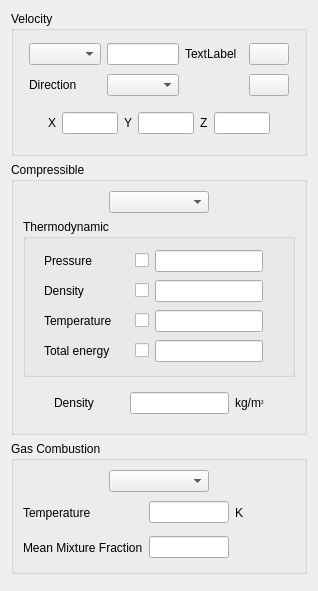
Old version of the form gui/Pages/BoundaryConditionsVelocityInletForm.ui in the repository code-saturne/code_saturne.
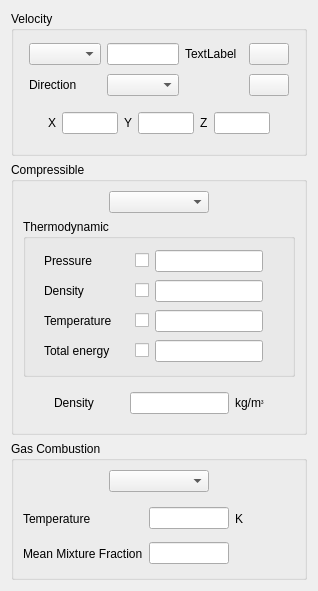
New version of the form. Icons and pictures are not drawn.

Commit message: GUI: minor inlet boundary condition layout improvement.

Patch:
```diff
--- a/gui/Pages/BoundaryConditionsVelocityInletForm.ui
+++ b/gui/Pages/BoundaryConditionsVelocityInletForm.ui
@@ -705,19 +705,6 @@
      </layout>
     </widget>
    </item>
-   <item row="3" column="0">
-    <spacer name="spacer_2">
-     <property name="orientation">
-      <enum>Qt::Vertical</enum>
-     </property>
-     <property name="sizeHint" stdset="0">
-      <size>
-       <width>20</width>
-       <height>51</height>
-      </size>
-     </property>
-    </spacer>
-   </item>
   </layout>
  </widget>
  <resources>
```
